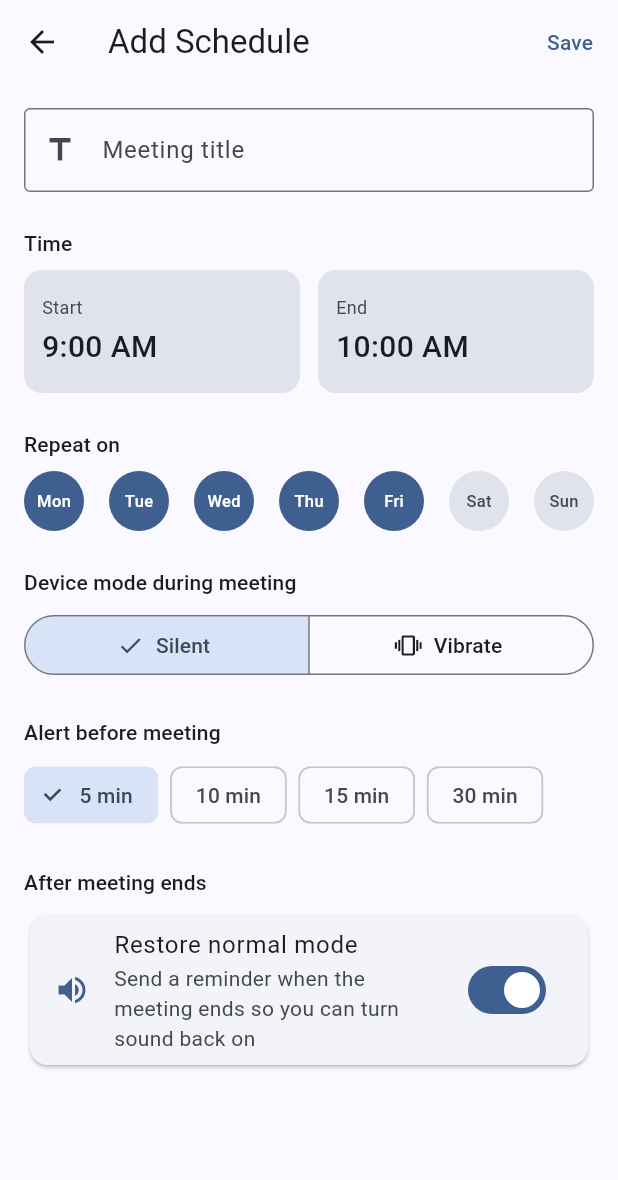
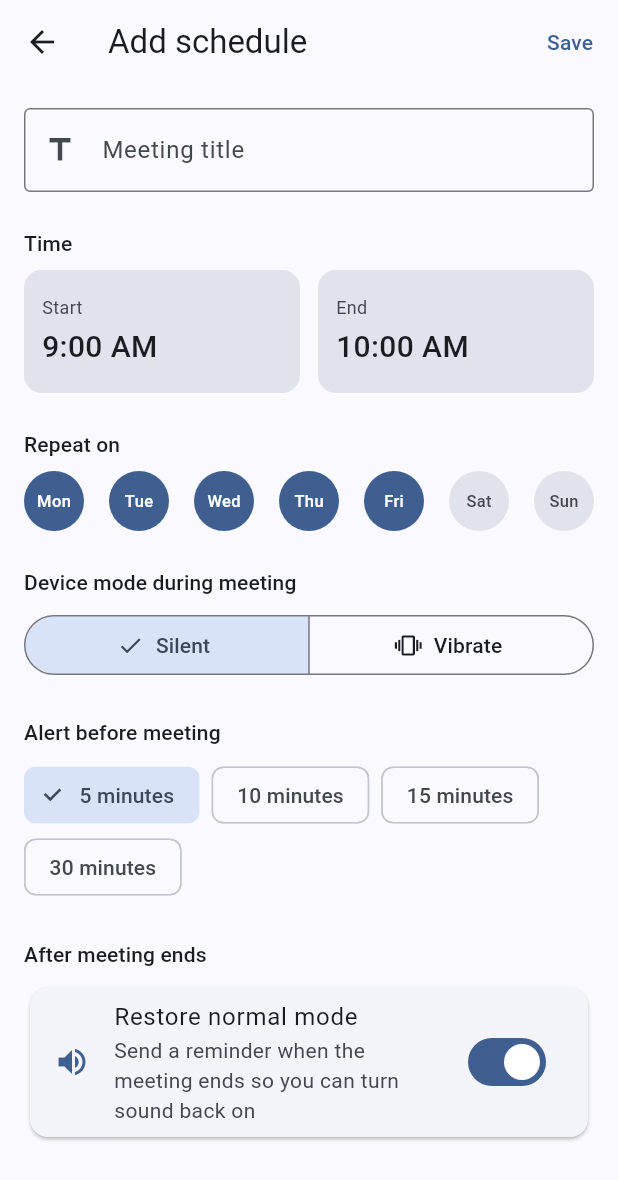
Before and after one commit to matthewcmaylo/ICT107proj, a Flutter app: the screen it shows after launch, after a tap on the "add" icon, on a phone screen of 412 x 824 dp. Shown: the top 1180 px of the screen. Run offline on Flutter 3.47's test engine with Material 3 defaults, Android fonts, the phone set to English and light mode, and no system bars; our stand-ins replace flutter_local_notifications, flutter_timezone, shared_preferences, timezone; missing offline and left inert: volume_controller.

Commit message:
Add localization strings to schedule and settings screens

```diff
--- a/lib/app.dart
+++ b/lib/app.dart
@@ -2,11 +2,9 @@ import 'package:flutter/material.dart';
 import 'package:flutter_localizations/flutter_localizations.dart';
 import 'package:provider/provider.dart';
 
-// Generated by 'flutter gen-l10n' — run that command after 'flutter pub get'
-// import 'package:flutter_gen/gen_l10n/app_localizations.dart';
-
 import 'core/constants/app_constants.dart';
 import 'core/theme/app_theme.dart';
+import 'l10n/app_localizations.dart';
 import 'logic/providers/settings_provider.dart';
 import 'ui/screens/home_screen.dart';
 
@@ -26,7 +24,7 @@ class MeetingSilencerApp extends StatelessWidget {
       locale: settings.locale,
       supportedLocales: AppConstants.supportedLocales,
       localizationsDelegates: const [
-        // AppLocalizations.delegate, // Uncomment after running flutter gen-l10n
+        AppLocalizations.delegate,
         GlobalMaterialLocalizations.delegate,
         GlobalWidgetsLocalizations.delegate,
         GlobalCupertinoLocalizations.delegate,
--- a/lib/main.dart
+++ b/lib/main.dart
@@ -1,4 +1,4 @@
-import 'dart:async';
+ import 'dart:async';
 import 'package:flutter/material.dart';
 import 'package:provider/provider.dart';
 import 'package:timezone/data/latest.dart' as tz;
--- a/lib/ui/screens/add_schedule_screen.dart
+++ b/lib/ui/screens/add_schedule_screen.dart
@@ -2,6 +2,7 @@ import 'package:flutter/material.dart';
 import 'package:provider/provider.dart';
 
 import '../../data/models/meeting_schedule.dart';
+import '../../l10n/app_localizations.dart'; // Provides translated strings for this screen
 import '../../logic/providers/schedule_provider.dart';
 import '../../logic/providers/settings_provider.dart';
 
@@ -97,13 +98,17 @@ class _AddScheduleScreenState extends State<AddScheduleScreen> {
 
   @override
   Widget build(BuildContext context) {
+    // Retrieve translated strings for the current locale
+    final l10n = AppLocalizations.of(context);
     final scheme = Theme.of(context).colorScheme;
     return Scaffold(
       appBar: AppBar(
-        title: const Text('Add Schedule'),
+        // Translated app bar title
+        title: Text(l10n.addSchedule),
         actions: [
           TextButton(
             onPressed: _saving ? null : _save,
+            // 'Save' has no l10n key — kept in English
             child: _saving
                 ? const SizedBox(width: 16, height: 16, child: CircularProgressIndicator(strokeWidth: 2))
                 : const Text('Save'),
@@ -114,7 +119,7 @@ class _AddScheduleScreenState extends State<AddScheduleScreen> {
         padding: const EdgeInsets.all(16),
         children: [
 
-          // Title
+          // Title field — label/hint have no l10n keys, kept in English
           TextField(
             controller: _titleController,
             decoration: const InputDecoration(
@@ -127,7 +132,7 @@ class _AddScheduleScreenState extends State<AddScheduleScreen> {
           ),
           const SizedBox(height: 24),
 
-          // Time
+          // Time section — 'Time', 'Start', 'End' have no l10n keys, kept in English
           Text('Time', style: Theme.of(context).textTheme.titleSmall),
           const SizedBox(height: 8),
           Row(
@@ -139,7 +144,7 @@ class _AddScheduleScreenState extends State<AddScheduleScreen> {
           ),
           const SizedBox(height: 24),
 
-          // Days
+          // Days section — day abbreviations have no l10n keys, kept in English
           Text('Repeat on', style: Theme.of(context).textTheme.titleSmall),
           const SizedBox(height: 8),
           Row(
@@ -168,33 +173,35 @@ class _AddScheduleScreenState extends State<AddScheduleScreen> {
           ),
           const SizedBox(height: 24),
 
-          // Mode
+          // Mode section — 'Device mode during meeting' has no l10n key, kept in English
           Text('Device mode during meeting', style: Theme.of(context).textTheme.titleSmall),
           const SizedBox(height: 8),
           SegmentedButton<String>(
-            segments: const [
-              ButtonSegment(value: 'silent', label: Text('Silent'), icon: Icon(Icons.volume_off)),
-              ButtonSegment(value: 'vibrate', label: Text('Vibrate'), icon: Icon(Icons.vibration)),
+            segments: [
+              // Translated mode labels
+              ButtonSegment(value: 'silent', label: Text(l10n.modeSilent), icon: const Icon(Icons.volume_off)),
+              ButtonSegment(value: 'vibrate', label: Text(l10n.modeVibrate), icon: const Icon(Icons.vibration)),
             ],
             selected: {_mode},
             onSelectionChanged: (val) => setState(() => _mode = val.first),
           ),
           const SizedBox(height: 24),
 
-          // Alert timing
-          Text('Alert before meeting', style: Theme.of(context).textTheme.titleSmall),
+          // Alert timing — translated section header
+          Text(l10n.settingsAlertBefore, style: Theme.of(context).textTheme.titleSmall),
           const SizedBox(height: 8),
           Wrap(
             spacing: 8,
             children: [5, 10, 15, 30].map((mins) => ChoiceChip(
-              label: Text('$mins min'),
+              // Translated minute label (handles singular/plural per locale)
+              label: Text(l10n.minutes(mins)),
               selected: _alertMinutes == mins,
               onSelected: (_) => setState(() => _alertMinutes = mins),
             )).toList(),
           ),
           const SizedBox(height: 24),
 
-          // Restore after meeting
+          // Restore section — 'After meeting ends', toggle labels have no l10n keys, kept in English
           Text('After meeting ends', style: Theme.of(context).textTheme.titleSmall),
           const SizedBox(height: 8),
           Card(
--- a/lib/ui/screens/home_screen.dart
+++ b/lib/ui/screens/home_screen.dart
@@ -1,5 +1,6 @@
 import 'package:flutter/material.dart';
 
+import '../../l10n/app_localizations.dart';
 import 'schedule_screen.dart';
 import 'settings_screen.dart';
 import 'world_clock_screen.dart';
@@ -29,21 +30,25 @@ class _HomeScreenState extends State<HomeScreen> {
         selectedIndex: _selectedIndex,
         onDestinationSelected: (index) =>
             setState(() => _selectedIndex = index),
-        destinations: const [
+        // Removed const so labels can be resolved from AppLocalizations at runtime
+        destinations: [
           NavigationDestination(
-            icon: Icon(Icons.schedule_outlined),
-            selectedIcon: Icon(Icons.schedule),
-            label: 'Schedules',
+            icon: const Icon(Icons.schedule_outlined),
+            selectedIcon: const Icon(Icons.schedule),
+            // Translated nav label for the schedules tab
+            label: AppLocalizations.of(context).navSchedules,
           ),
           NavigationDestination(
-            icon: Icon(Icons.public_outlined),
-            selectedIcon: Icon(Icons.public),
-            label: 'World Clock',
+            icon: const Icon(Icons.public_outlined),
+            selectedIcon: const Icon(Icons.public),
+            // Translated nav label for the world clock tab
+            label: AppLocalizations.of(context).navWorldClock,
           ),
           NavigationDestination(
-            icon: Icon(Icons.settings_outlined),
-            selectedIcon: Icon(Icons.settings),
-            label: 'Settings',
+            icon: const Icon(Icons.settings_outlined),
+            selectedIcon: const Icon(Icons.settings),
+            // Translated nav label for the settings tab
+            label: AppLocalizations.of(context).navSettings,
           ),
         ],
       ),
--- a/lib/ui/screens/schedule_screen.dart
+++ b/lib/ui/screens/schedule_screen.dart
@@ -2,6 +2,7 @@ import 'package:flutter/material.dart';
 import 'package:provider/provider.dart';
 
 import '../../data/models/meeting_schedule.dart';
+import '../../l10n/app_localizations.dart'; // Provides translated strings for this screen
 import '../../logic/providers/schedule_provider.dart';
 import 'add_schedule_screen.dart';
 
@@ -10,19 +11,24 @@ class ScheduleScreen extends StatelessWidget {
 
   @override
   Widget build(BuildContext context) {
+    // Retrieve translated strings for the current locale
+    final l10n = AppLocalizations.of(context);
     final schedules = context.watch<ScheduleProvider>().schedules;
     return Scaffold(
-      appBar: AppBar(title: const Text('Schedules')),
+      // Translated app bar title
+      appBar: AppBar(title: Text(l10n.navSchedules)),
       body: schedules.isEmpty
-          ? const Center(
+          ? Center(
               child: Column(
                 mainAxisSize: MainAxisSize.min,
                 children: [
-                  Icon(Icons.schedule, size: 64, color: Colors.grey),
-                  SizedBox(height: 16),
-                  Text('No schedules yet', style: TextStyle(fontSize: 18)),
-                  SizedBox(height: 8),
-                  Text('Tap + to add your first meeting schedule', style: TextStyle(color: Colors.grey)),
+                  const Icon(Icons.schedule, size: 64, color: Colors.grey),
+                  const SizedBox(height: 16),
+                  // Translated empty-state heading
+                  Text(l10n.noSchedules, style: const TextStyle(fontSize: 18)),
+                  const SizedBox(height: 8),
+                  // Translated empty-state hint
+                  Text(l10n.noSchedulesHint, style: const TextStyle(color: Colors.grey)),
                 ],
               ),
             )
@@ -34,7 +40,8 @@ class ScheduleScreen extends StatelessWidget {
             ),
       floatingActionButton: FloatingActionButton(
         onPressed: () => Navigator.of(context).push(MaterialPageRoute(builder: (_) => const AddScheduleScreen())),
-        tooltip: 'Add schedule',
+        // Translated FAB tooltip
+        tooltip: l10n.addSchedule,
         child: const Icon(Icons.add),
       ),
     );
--- a/lib/ui/screens/settings_screen.dart
+++ b/lib/ui/screens/settings_screen.dart
@@ -1,6 +1,7 @@
 import 'package:flutter/material.dart';
 import 'package:provider/provider.dart';
 
+import '../../l10n/app_localizations.dart'; // Provides translated strings for this screen
 import '../../logic/providers/settings_provider.dart';
 
 class SettingsScreen extends StatelessWidget {
@@ -18,15 +19,19 @@ class SettingsScreen extends StatelessWidget {
 
   @override
   Widget build(BuildContext context) {
+    // Retrieve translated strings for the current locale
+    final l10n = AppLocalizations.of(context);
     final settings = context.watch<SettingsProvider>();
     final scheme = Theme.of(context).colorScheme;
 
     return Scaffold(
-      appBar: AppBar(title: const Text('Settings')),
+      // Translated app bar title
+      appBar: AppBar(title: Text(l10n.navSettings)),
       body: ListView(
         padding: const EdgeInsets.all(16),
         children: [
-          _SectionHeader(title: 'Language'),
+          // Translated section header for language picker
+          _SectionHeader(title: l10n.settingsLanguage),
           Card(
             child: Column(
               children: _languages.asMap().entries.map((entry) {
@@ -47,14 +52,16 @@ class SettingsScreen extends StatelessWidget {
           ),
           const SizedBox(height: 24),
 
-          _SectionHeader(title: 'Default mode for new schedules'),
+          // Translated section header for default mode selector
+          _SectionHeader(title: l10n.settingsDefaultMode),
           Card(
             child: Padding(
               padding: const EdgeInsets.all(16),
               child: SegmentedButton<String>(
-                segments: const [
-                  ButtonSegment(value: 'silent', label: Text('Silent'), icon: Icon(Icons.volume_off)),
-                  ButtonSegment(value: 'vibrate', label: Text('Vibrate'), icon: Icon(Icons.vibration)),
+                segments: [
+                  // Translated mode labels
+                  ButtonSegment(value: 'silent', label: Text(l10n.modeSilent), icon: const Icon(Icons.volume_off)),
+                  ButtonSegment(value: 'vibrate', label: Text(l10n.modeVibrate), icon: const Icon(Icons.vibration)),
                 ],
                 selected: {settings.defaultMode},
                 onSelectionChanged: (val) => settings.setDefaultMode(val.first),
@@ -63,14 +70,16 @@ class SettingsScreen extends StatelessWidget {
           ),
           const SizedBox(height: 24),
 
-          _SectionHeader(title: 'Default alert before meeting'),
+          // Translated section header for alert timing
+          _SectionHeader(title: l10n.settingsAlertBefore),
           Card(
             child: Padding(
               padding: const EdgeInsets.all(16),
               child: Wrap(
                 spacing: 8,
                 children: [5, 10, 15, 30].map((mins) => ChoiceChip(
-                  label: Text('$mins min'),
+                  // Translated minute label (handles singular/plural per locale)
+                  label: Text(l10n.minutes(mins)),
                   selected: settings.defaultAlertMinutes == mins,
                   onSelected: (_) => settings.setDefaultAlertMinutes(mins),
                 )).toList(),
@@ -79,6 +88,7 @@ class SettingsScreen extends StatelessWidget {
           ),
           const SizedBox(height: 24),
 
+          // "Privacy" has no l10n key — kept in English
           _SectionHeader(title: 'Privacy'),
           Card(
             child: Padding(
```
